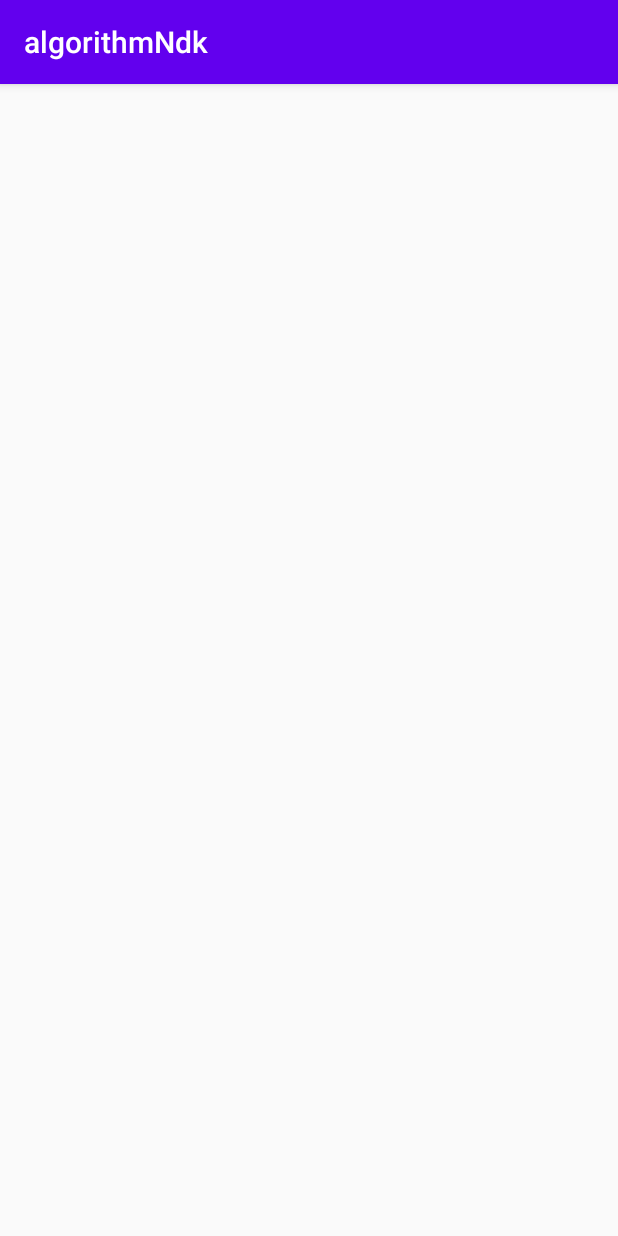
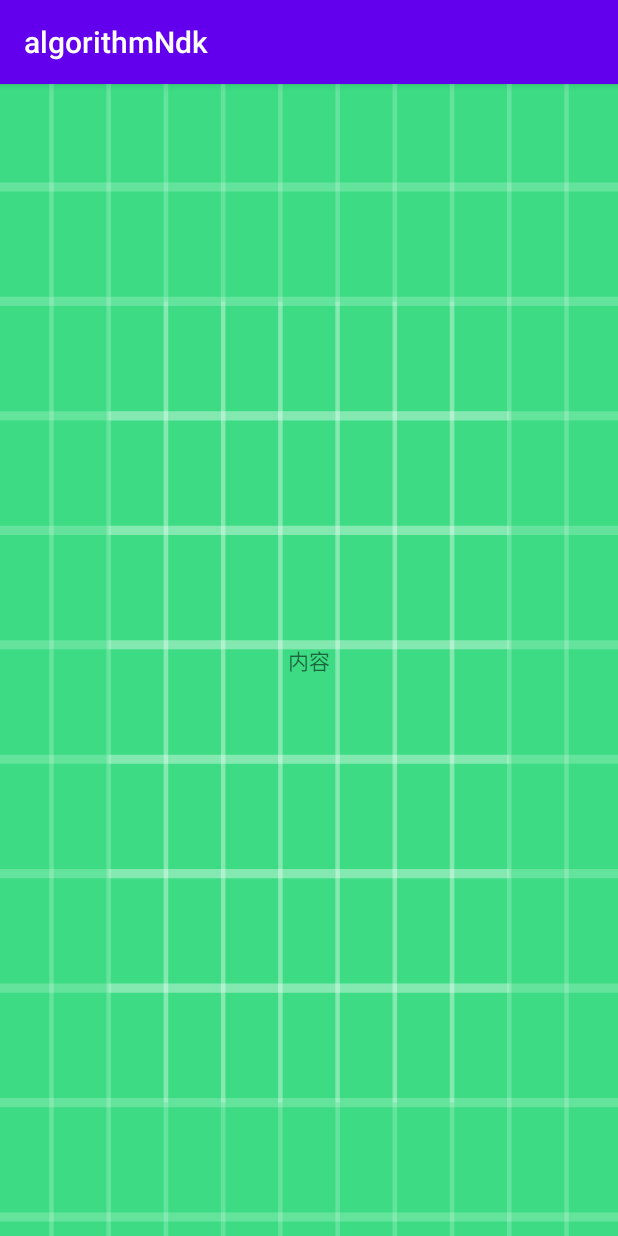
Before and after one commit to xuzhiyong017/algorithmndk, an Android app: the screen it shows after launch (PrimMinTree before the commit, SlideMenuViewActivity after it), on a phone screen of 412 x 824 dp. Run offline under Robolectric (Android 15) with nearby library versions, the phone set to English and light mode, and no system bars; 2 statements that could not run were skipped.

Commit message:
自定义左滑菜单

```diff
--- a/app/src/main/AndroidManifest.xml
+++ b/app/src/main/AndroidManifest.xml
@@ -9,8 +9,9 @@
         android:roundIcon="@mipmap/ic_launcher_round"
         android:supportsRtl="true"
         android:theme="@style/AppTheme">
-        <activity android:name=".BreadthFirstSearch"></activity>
-        <activity android:name=".PrimMinTree"></activity>
+        <activity android:name=".SlideMenuViewActivity"></activity>
+        <activity android:name=".BreadthFirstSearch" />
+        <activity android:name=".PrimMinTree" />
         <activity android:name=".MainActivity">
             <intent-filter>
                 <action android:name="android.intent.action.MAIN" />
--- a/app/src/main/java/com/sky/algorithmndk/MainActivity.kt
+++ b/app/src/main/java/com/sky/algorithmndk/MainActivity.kt
@@ -15,7 +15,7 @@ class MainActivity : AppCompatActivity() {
         sample_text.text = stringFromJNI()
 
 //        startActivity(Intent(this, BreadthFirstSearch::class.java))
-        startActivity(Intent(this, PrimMinTree::class.java))
+        startActivity(Intent(this, SlideMenuViewActivity::class.java))
     }
 
     /**
--- /dev/null
+++ b/app/src/main/java/com/sky/algorithmndk/SlideMenuViewActivity.kt
@@ -0,0 +1,11 @@
+package com.sky.algorithmndk
+
+import androidx.appcompat.app.AppCompatActivity
+import android.os.Bundle
+
+class SlideMenuViewActivity : AppCompatActivity() {
+    override fun onCreate(savedInstanceState: Bundle?) {
+        super.onCreate(savedInstanceState)
+        setContentView(R.layout.activity_slide_menu_view)
+    }
+}
--- /dev/null
+++ b/app/src/main/java/com/sky/algorithmndk/view/SlideMenuView.kt
@@ -0,0 +1,151 @@
+package com.sky.algorithmndk.view
+
+import android.content.Context
+import android.util.AttributeSet
+import android.util.DisplayMetrics
+import android.util.Log
+import android.view.MotionEvent
+import android.view.View
+import android.view.ViewGroup
+import android.view.WindowManager
+import android.view.animation.LinearInterpolator
+import android.widget.Scroller
+
+
+/**
+ * @author: xuzhiyong
+ * @date: 21-1-6  上午11:07
+ * @Email: 18971269648@163.com
+ * @description:
+ */
+class SlideMenuView :ViewGroup{
+
+    lateinit var menuView: View
+    lateinit var contentView: View
+    lateinit var mScroller: Scroller
+
+    var mScreenWidth:Int = 0;
+    var mScreenHeight:Int = 0;
+    var mMenuRightPadding:Int = 0;
+    var mMenuWidth:Int = 0;
+    var mContentWidth:Int = 0;
+    var isOpen:Boolean = false;
+
+    constructor(context: Context?) : this(context,null) {}
+    constructor(context: Context?, attrs: AttributeSet?) : this(context,attrs,0){
+    }
+
+    constructor(context: Context?,
+                attrs: AttributeSet? = null,
+                defStyleAttr: Int = 0) : super(context, attrs, defStyleAttr) {
+        val metrics = DisplayMetrics()
+
+        val wm =
+            context!!.getSystemService(Context.WINDOW_SERVICE) as WindowManager
+
+        wm.defaultDisplay.getMetrics(metrics)
+
+        //获取屏幕的宽和高
+
+
+        //获取屏幕的宽和高
+        mScreenWidth = metrics.widthPixels
+
+        mScreenHeight = metrics.heightPixels
+
+        //设置Menu距离屏幕右侧的距离，convertToDp是将代码中的100转换成100dp
+
+
+        //设置Menu距离屏幕右侧的距离，convertToDp是将代码中的100转换成100dp
+        mMenuRightPadding = 200
+
+        mScroller = Scroller(context,LinearInterpolator())
+    }
+
+    override fun computeScroll() {
+        Log.d(SlideMenuView::class.java.simpleName,"computeScroll")
+       if(mScroller.computeScrollOffset()){
+           Log.d(SlideMenuView::class.java.simpleName,"computeScroll scrollX="+scrollX)
+           scrollTo(mScroller.currX,mScroller.currY)
+           slidingMode3()
+           invalidate()
+       }
+    }
+
+    private fun slidingMode3() {
+        var scale = Math.abs(scrollX.toFloat()) / mMenuWidth.toFloat()
+        menuView.setTranslationX(mMenuWidth + scrollX - mMenuWidth / 2 * (1.0f - scale))
+        menuView.setScaleX(0.7f + 0.3f * scale)
+        menuView.setScaleY(0.7f + 0.3f * scale)
+        menuView.setAlpha(scale)
+        contentView.setScaleX(1 - 0.3f * scale)
+        contentView.setPivotX(0F)
+        contentView.setScaleY(1.0f - 0.3f * scale)
+    }
+
+    override fun onMeasure(widthMeasureSpec: Int, heightMeasureSpec: Int) {
+        menuView = getChildAt(0);
+        contentView = getChildAt(1);
+
+        mMenuWidth = mScreenWidth - mMenuRightPadding
+        menuView.layoutParams.width = mMenuWidth
+
+        mContentWidth = mScreenWidth;
+        contentView.layoutParams.width = mContentWidth
+
+        measureChild(menuView,widthMeasureSpec,heightMeasureSpec)
+        measureChild(contentView,widthMeasureSpec,heightMeasureSpec)
+
+        setMeasuredDimension(mMenuWidth + mContentWidth,mScreenHeight)
+    }
+
+    override fun onLayout(changed: Boolean, l: Int, t: Int, r: Int, b: Int) {
+        menuView.layout(-mMenuWidth,0,0,mScreenHeight);
+        contentView.layout(0,0,mScreenWidth,mScreenHeight);
+    }
+
+
+    var lastX = 0.0f;
+
+    override fun onTouchEvent(event: MotionEvent?): Boolean {
+        when(event?.action){
+            MotionEvent.ACTION_DOWN -> {
+                lastX = event.x
+            }
+            MotionEvent.ACTION_MOVE -> {
+                var dx = event.x - lastX;
+                slidingMode3()
+                Log.d(SlideMenuView::class.java.simpleName,"scrollX="+scrollX+" dx="+dx)
+                if(dx < 0){
+                    if(scrollX + Math.abs(dx) >= 0){
+                        scrollTo(0,0)
+                    }else{
+                        scrollBy(-dx.toInt(),0)
+                    }
+                }else{
+
+                    if(scrollX - dx <= -mMenuWidth){
+                        scrollTo(-mMenuWidth,0)
+                    }else{
+                        scrollBy(-dx.toInt(),0)
+                    }
+                }
+                lastX = event.x;
+            }
+            MotionEvent.ACTION_UP ->{
+                if(scrollX < -mMenuWidth /2){
+                    mScroller.startScroll(scrollX,0,-mMenuWidth-scrollX,0,300);
+                    isOpen = true
+                    invalidate()
+                }else{
+                    mScroller.startScroll(scrollX,0,-scrollX,0,300)
+                    isOpen = false
+                    invalidate()
+
+                }
+            }
+        }
+        return true
+
+    }
+}
--- /dev/null
+++ b/app/src/main/res/layout/activity_slide_menu_view.xml
@@ -0,0 +1,31 @@
+<?xml version="1.0" encoding="utf-8"?>
+<FrameLayout xmlns:android="http://schemas.android.com/apk/res/android"
+    xmlns:app="http://schemas.android.com/apk/res-auto"
+    xmlns:tools="http://schemas.android.com/tools"
+    android:layout_width="match_parent"
+    android:layout_height="match_parent"
+    tools:context=".SlideMenuViewActivity">
+
+
+    <com.sky.algorithmndk.view.SlideMenuView
+        android:layout_width="match_parent"
+        android:layout_height="match_parent">
+
+        <TextView
+            android:layout_width="wrap_content"
+            android:layout_height="match_parent"
+            android:gravity="center"
+            android:text="菜单"
+            android:background="@color/colorPrimaryDark"
+            />
+
+        <TextView
+            android:layout_width="wrap_content"
+            android:layout_height="match_parent"
+            android:gravity="center"
+            android:text="内容"
+            android:background="@drawable/ic_launcher_background"
+            />
+    </com.sky.algorithmndk.view.SlideMenuView>
+
+</FrameLayout>
```
Also changed, not shown: app/src/main/java/com/sky/algorithmndk/view/CustomView.kt (added, +36 -0 lines), 2 other files.
